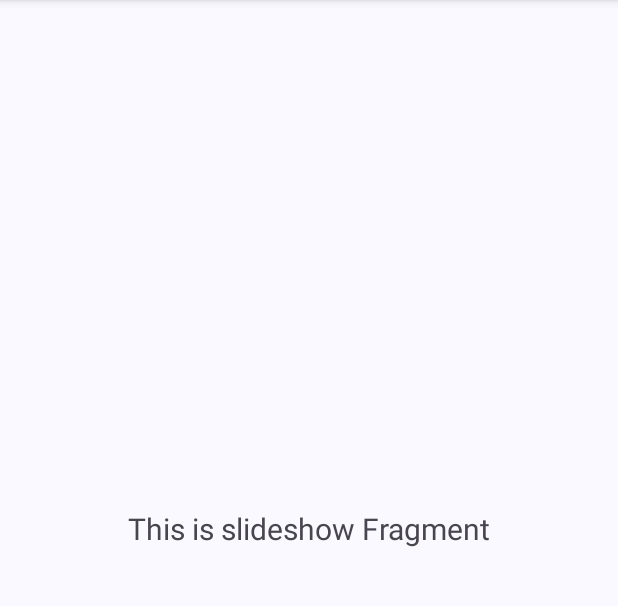
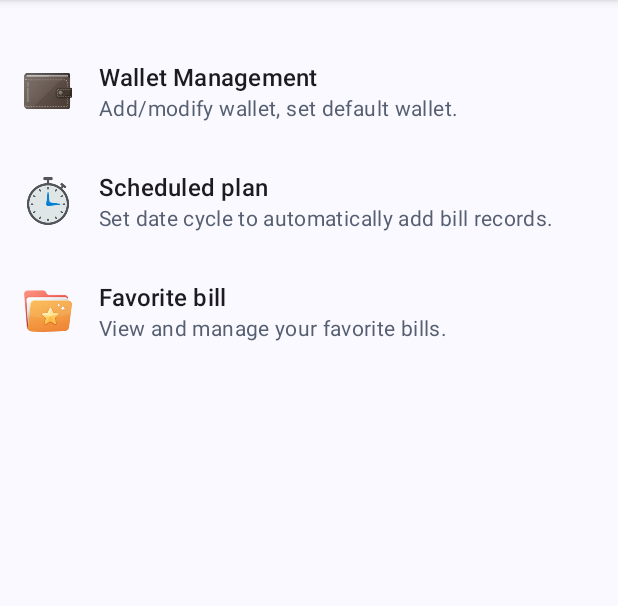
Before and after one commit to MSTAT-Lseng/Jianji, an Android app: the fragment SetupFragment shown on its own in the app's theme, on a phone screen of 412 x 824 dp, the part 96-702 px from its top. Run offline under Robolectric (Android 15) with nearby library versions, the phone set to English and light mode, and no system bars.

Commit message:
added UI for accounting settings
[IMPROVE]

1. Add UI display to the accounting settings fragment, using ListView.

```diff
--- a/app/src/main/java/m20/simple/bookkeeping/ui/setup/SetupFragment.kt
+++ b/app/src/main/java/m20/simple/bookkeeping/ui/setup/SetupFragment.kt
@@ -5,11 +5,15 @@ import android.view.LayoutInflater
 import android.view.View
 import android.view.ViewGroup
 import android.widget.TextView
+import android.widget.Toast
 import androidx.appcompat.widget.Toolbar
 import androidx.fragment.app.Fragment
 import androidx.lifecycle.ViewModelProvider
+import androidx.recyclerview.widget.LinearLayoutManager
+import androidx.recyclerview.widget.RecyclerView
 import m20.simple.bookkeeping.R
 import m20.simple.bookkeeping.databinding.FragmentSetupBinding
+import m20.simple.bookkeeping.utils.UIUtils
 
 class SetupFragment : Fragment() {
 
@@ -30,25 +34,49 @@ class SetupFragment : Fragment() {
         _binding = FragmentSetupBinding.inflate(inflater, container, false)
         val root: View = binding.root
 
-        val textView: TextView = binding.textSlideshow
-        setupViewModel.text.observe(viewLifecycleOwner) {
-            textView.text = it
-        }
         return root
     }
 
     override fun onViewCreated(view: View, savedInstanceState: Bundle?) {
         super.onViewCreated(view, savedInstanceState)
+        UIUtils().fillStatusBarHeight(requireContext(), binding.statusbarHeight)
         clearToolbarSubtitle()
+        configList(view)
+    }
+
+    private fun configList(view: View) {
+        val dataset = listOf(
+            // Wallet management
+            SetupListItem(R.drawable.wallet_icon,
+                getString(R.string.wallet_manage),
+                getString(R.string.wallet_manage_summary)),
+            // Scheduled plan
+            SetupListItem(R.drawable.clock_icon,
+                getString(R.string.scheduled_plan),
+                getString(R.string.scheduled_plan_summary)),
+            // Collect View
+            SetupListItem(R.drawable.collect_icon,
+                getString(R.string.collect_billing),
+                getString(R.string.collect_billing_summary)),
+        )
+
+        val listAdapter = SetupListAdapter(dataset)
+        listAdapter.onItemClick = { position ->
+            Toast.makeText(requireActivity(), "点击了第 $position 项", Toast.LENGTH_SHORT).show()
+        }
+        val recyclerView: RecyclerView = view.findViewById(R.id.list_view)
+        recyclerView.layoutManager = LinearLayoutManager(requireActivity())
+        recyclerView.adapter = listAdapter
+
+    }
+
+    private fun clearToolbarSubtitle() {
+        val toolbar = activity?.findViewById<Toolbar>(R.id.toolbar)
+        toolbar?.subtitle = null
     }
 
     override fun onDestroyView() {
         super.onDestroyView()
         _binding = null
     }
-
-    private fun clearToolbarSubtitle() {
-        val toolbar = activity?.findViewById<Toolbar>(R.id.toolbar)
-        toolbar?.subtitle = null
-    }
 }
--- /dev/null
+++ b/app/src/main/java/m20/simple/bookkeeping/ui/setup/SetupListAdapter.kt
@@ -0,0 +1,46 @@
+package m20.simple.bookkeeping.ui.setup
+
+import android.view.LayoutInflater
+import android.view.View
+import android.view.ViewGroup
+import android.widget.ImageView
+import android.widget.TextView
+import androidx.recyclerview.widget.RecyclerView
+import m20.simple.bookkeeping.R
+
+data class SetupListItem(
+    val iconResId: Int,
+    val title: String,
+    val subtitle: String
+)
+
+class SetupListAdapter(private val dataSet: List<SetupListItem>) :
+    RecyclerView.Adapter<SetupListAdapter.ViewHolder>() {
+
+    var onItemClick: ((Int) -> Unit)? = null
+
+    class ViewHolder(view: View) : RecyclerView.ViewHolder(view) {
+        val icon = view.findViewById<ImageView>(R.id.icon)
+        val title = view.findViewById<TextView>(R.id.title)
+        val subtitle = view.findViewById<TextView>(R.id.subtitle)
+    }
+
+    override fun onCreateViewHolder(parent: ViewGroup, viewType: Int): ViewHolder {
+        val view = LayoutInflater.from(parent.context)
+            .inflate(R.layout.setup_list_row_item, parent, false)
+        return ViewHolder(view)
+    }
+
+    override fun onBindViewHolder(holder: ViewHolder, position: Int) {
+        val item = dataSet[position]
+        holder.icon.setImageResource(item.iconResId)
+        holder.title.text = item.title
+        holder.subtitle.text = item.subtitle
+
+        holder.itemView.setOnClickListener {
+            onItemClick?.invoke(position)
+        }
+    }
+
+    override fun getItemCount() = dataSet.size
+}
--- a/app/src/main/java/m20/simple/bookkeeping/ui/setup/SetupViewModel.kt
+++ b/app/src/main/java/m20/simple/bookkeeping/ui/setup/SetupViewModel.kt
@@ -6,8 +6,4 @@ import androidx.lifecycle.ViewModel
 
 class SetupViewModel : ViewModel() {
 
-    private val _text = MutableLiveData<String>().apply {
-        value = "This is slideshow Fragment"
-    }
-    val text: LiveData<String> = _text
 }
--- a/app/src/main/res/layout/fragment_setup.xml
+++ b/app/src/main/res/layout/fragment_setup.xml
@@ -1,23 +1,21 @@
 <?xml version="1.0" encoding="utf-8"?>
-<androidx.constraintlayout.widget.ConstraintLayout xmlns:android="http://schemas.android.com/apk/res/android"
+<LinearLayout xmlns:android="http://schemas.android.com/apk/res/android"
     xmlns:app="http://schemas.android.com/apk/res-auto"
     xmlns:tools="http://schemas.android.com/tools"
     android:layout_width="match_parent"
     android:layout_height="match_parent"
-    tools:context=".ui.setup.SetupFragment">
+    tools:context=".ui.setup.SetupFragment"
+    android:layout_marginTop="?attr/actionBarSize"
+    android:orientation="vertical">
 
-    <TextView
-        android:id="@+id/text_slideshow"
+    <View
         android:layout_width="match_parent"
         android:layout_height="wrap_content"
-        android:layout_marginStart="8dp"
-        android:layout_marginTop="8dp"
-        android:layout_marginEnd="8dp"
-        android:textAlignment="center"
-        android:textSize="20sp"
-        app:layout_constraintBottom_toBottomOf="parent"
-        app:layout_constraintEnd_toEndOf="parent"
-        app:layout_constraintStart_toStartOf="parent"
-        app:layout_constraintTop_toTopOf="parent" />
+        android:id="@+id/statusbar_height" />
 
-</androidx.constraintlayout.widget.ConstraintLayout>
+    <androidx.recyclerview.widget.RecyclerView
+        android:id="@+id/list_view"
+        android:layout_width="match_parent"
+        android:layout_height="match_parent" />
+
+</LinearLayout>
--- /dev/null
+++ b/app/src/main/res/layout/setup_list_row_item.xml
@@ -0,0 +1,37 @@
+<?xml version="1.0" encoding="utf-8"?>
+<LinearLayout xmlns:android="http://schemas.android.com/apk/res/android"
+    android:layout_width="match_parent"
+    android:layout_height="wrap_content"
+    android:orientation="horizontal"
+    android:padding="16dp"
+    android:gravity="center_vertical"
+    android:background="?selectableItemBackground">
+
+    <ImageView
+        android:id="@+id/icon"
+        android:layout_width="32dp"
+        android:layout_height="32dp"
+        android:layout_marginEnd="18dp"
+        android:importantForAccessibility="no"
+        android:src="@drawable/ic_launcher_foreground" />
+
+    <LinearLayout
+        android:layout_width="0dp"
+        android:layout_height="wrap_content"
+        android:layout_weight="1"
+        android:orientation="vertical">
+
+        <TextView
+            android:id="@+id/title"
+            android:layout_width="wrap_content"
+            android:layout_height="wrap_content"
+            android:textAppearance="?attr/textAppearanceTitleMedium"/>
+
+        <TextView
+            android:id="@+id/subtitle"
+            android:layout_width="wrap_content"
+            android:layout_height="wrap_content"
+            android:textAppearance="?attr/textAppearanceBody2"
+            android:textColor="@color/md_theme_secondary"/>
+    </LinearLayout>
+</LinearLayout>
--- a/app/src/main/res/values/strings.xml
+++ b/app/src/main/res/values/strings.xml
@@ -83,4 +83,10 @@
     <string name="delete_billing">Delete bill</string>
     <string name="delete_billing_hint">The wallet balance will be restored. If it is a deposit bill, the related actual consumption bill will also be deleted.</string>
     <string name="delete_billing_failed">Failed to delete bill</string>
+    <string name="wallet_manage">Wallet Management</string>
+    <string name="wallet_manage_summary">Add/modify wallet, set default wallet.</string>
+    <string name="scheduled_plan">Scheduled plan</string>
+    <string name="scheduled_plan_summary">Set date cycle to automatically add bill records.</string>
+    <string name="collect_billing">Favorite bill</string>
+    <string name="collect_billing_summary">View and manage your favorite bills.</string>
 </resources>
```
Also changed, not shown: app/src/main/res/drawable/clock_icon.png (added), app/src/main/res/drawable/collect_icon.png (added), app/src/main/res/drawable/wallet_icon.png (added), 2 other files.
